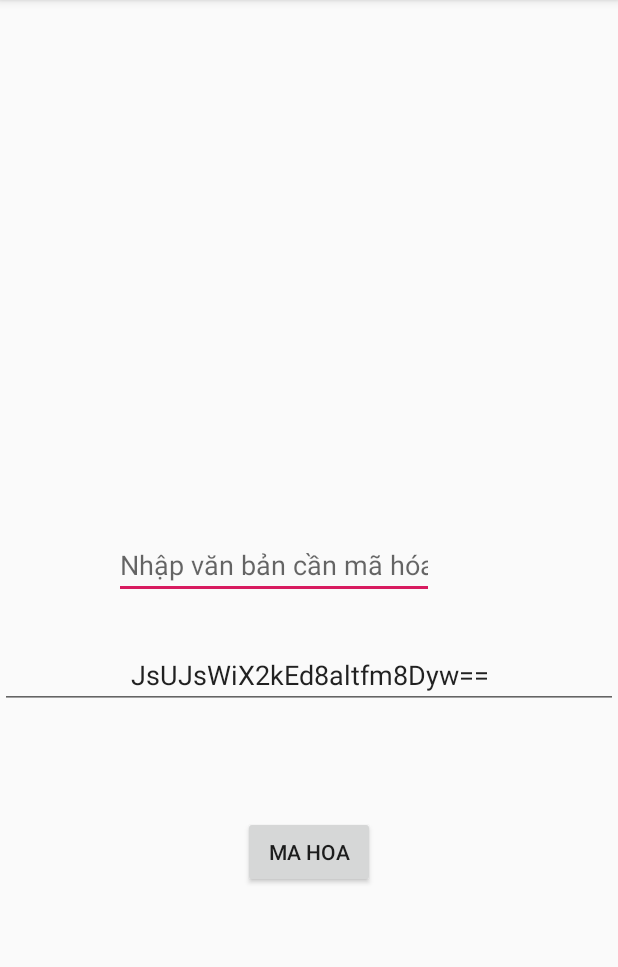
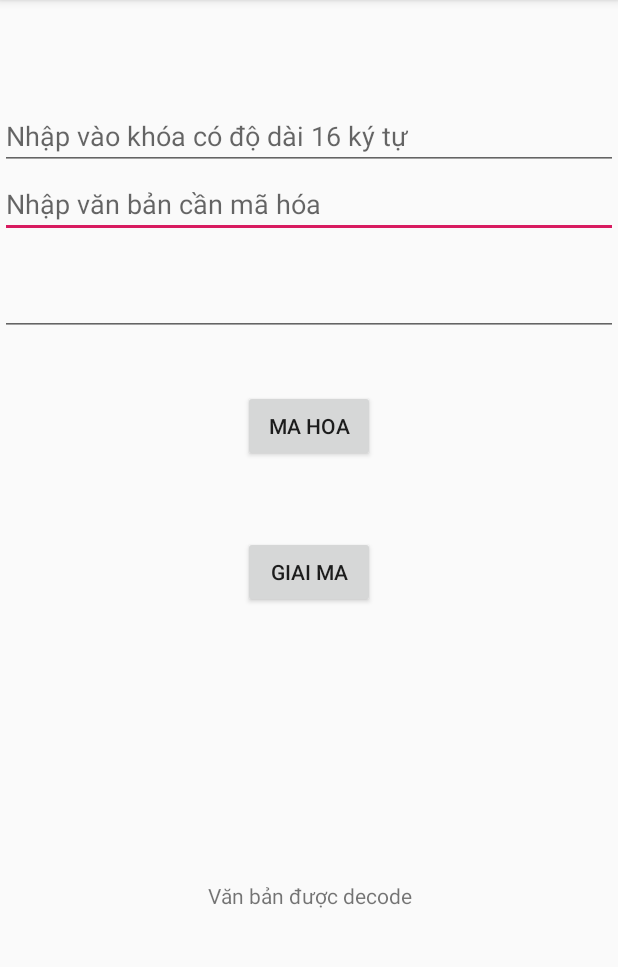
Before and after one commit to longdratech/AES-Encode-And-Decode, an Android app: the screen it shows after launch (MainActivity), after a tap on "MA HOA", on a phone screen of 412 x 824 dp, the part 84-1051 px from its top. Run offline under Robolectric (Android 15) with nearby library versions, the phone set to English and light mode, and no system bars; 1 statement that could not run was skipped.

Commit message:
chua hoan chinh

```diff
--- a/app/src/main/java/com/thl/tranhuulong/formatstring/MainActivity.java
+++ b/app/src/main/java/com/thl/tranhuulong/formatstring/MainActivity.java
@@ -1,5 +1,6 @@
 package com.thl.tranhuulong.formatstring;
 
+import android.content.Intent;
 import android.os.Bundle;
 import android.view.View;
 import android.widget.Button;
@@ -19,10 +20,13 @@ import javax.crypto.NoSuchPaddingException;
 import javax.crypto.spec.SecretKeySpec;
 
 public class MainActivity extends AppCompatActivity {
-    EditText editText;
-    TextView edtEncode;
-    Button button;
+    EditText editText, edtKey;
+    TextView edtEncode, textView;
+    Button button, btnDecode;
     String original;
+    Cipher cipher;
+    SecretKeySpec skeySpec;
+    byte[] byteEncrypted;
 
     @Override
     protected void onCreate(Bundle savedInstanceState) {
@@ -31,6 +35,7 @@ public class MainActivity extends AppCompatActivity {
 
         editText = findViewById(R.id.editText);
         edtEncode = findViewById(R.id.editEncode);
+        edtKey = findViewById(R.id.editKey);
 
 
         button = findViewById(R.id.button);
@@ -38,28 +43,17 @@ public class MainActivity extends AppCompatActivity {
             @Override
             public void onClick(View v) {
                 try {
-                    String SECRET_KEY = "stackjava.com.if";
-                    SecretKeySpec skeySpec = new SecretKeySpec(SECRET_KEY.getBytes(), "AES");
-
+                    String SECRET_KEY = edtKey.getText().toString();
+                    skeySpec = new SecretKeySpec(SECRET_KEY.getBytes(), "AES");
                     String original = editText.getText().toString();
-
-                    Cipher cipher = Cipher.getInstance("AES/ECB/PKCS5PADDING");
+                    cipher = Cipher.getInstance("AES/ECB/PKCS5PADDING");
                     cipher.init(Cipher.ENCRYPT_MODE, skeySpec);
-                    byte[] byteEncrypted = cipher.doFinal(original.getBytes());
+                    byteEncrypted = cipher.doFinal(original.getBytes());
                     String encrypted = Base64.getEncoder().encodeToString(byteEncrypted);
-
-
                     cipher.init(Cipher.DECRYPT_MODE, skeySpec);
                     byte[] byteDecrypted = cipher.doFinal(byteEncrypted);
                     String decrypted = new String(byteDecrypted);
-
-                    System.out.println("original  text: " + original);
-
-                    System.out.println("encrypted text: " + encrypted);
                     edtEncode.setText(encrypted);
-                    System.out.println("decrypted text: " + decrypted);
-
-
                 } catch (NoSuchAlgorithmException e) {
                     e.printStackTrace();
                 } catch (NoSuchPaddingException e) {
@@ -73,7 +67,31 @@ public class MainActivity extends AppCompatActivity {
                 }
             }
         });
+        btnDecode = findViewById(R.id.btnDecode);
+        btnDecode.setOnClickListener(new View.OnClickListener() {
+            @Override
+            public void onClick(View v) {
+                try {
+                    cipher.init(Cipher.DECRYPT_MODE, skeySpec);
+                    byte[] byteDecrypted = new byte[0];
+                    byteDecrypted = cipher.doFinal(byteEncrypted);
+                    String decrypted = new String(byteDecrypted);
+                    textView = findViewById(R.id.textView);
+                    textView.setText(decrypted);
 
+
+
+                } catch (InvalidKeyException e) {
+                    e.printStackTrace();
+                } catch (BadPaddingException e) {
+                    e.printStackTrace();
+                } catch (IllegalBlockSizeException e) {
+                    e.printStackTrace();
+                }
+
+
+            }
+        });
 
     }
 
--- a/app/src/main/res/layout/activity_main.xml
+++ b/app/src/main/res/layout/activity_main.xml
@@ -8,37 +8,68 @@
 
     <EditText
         android:id="@+id/editText"
-        android:layout_width="wrap_content"
+        android:layout_width="0dp"
         android:layout_height="wrap_content"
-        android:layout_marginStart="76dp"
-        android:layout_marginBottom="28dp"
         android:ems="10"
         android:hint="Nhập văn bản cần mã hóa"
         android:inputType="textPersonName"
-        app:layout_constraintBottom_toTopOf="@+id/editEncode"
-        app:layout_constraintStart_toStartOf="@+id/editEncode" />
+        app:layout_constraintEnd_toEndOf="parent"
+        app:layout_constraintStart_toStartOf="parent"
+        app:layout_constraintTop_toBottomOf="@+id/editKey" />
 
     <Button
         android:id="@+id/button"
         android:layout_width="wrap_content"
         android:layout_height="wrap_content"
-        android:layout_marginTop="71dp"
+        android:layout_marginTop="36dp"
         android:text="Ma hoa"
         app:layout_constraintEnd_toEndOf="parent"
         app:layout_constraintStart_toStartOf="parent"
         app:layout_constraintTop_toBottomOf="@+id/editEncode" />
 
     <EditText
-        android:gravity="center"
         android:id="@+id/editEncode"
         android:layout_width="0dp"
         android:layout_height="wrap_content"
-        android:layout_marginBottom="295dp"
+        android:layout_marginTop="20dp"
         android:ems="10"
         android:enabled="true"
+        android:gravity="center"
         android:inputType="textPersonName"
+        app:layout_constraintEnd_toEndOf="parent"
+        app:layout_constraintStart_toStartOf="parent"
+        app:layout_constraintTop_toBottomOf="@+id/editText" />
+
+    <Button
+        android:id="@+id/btnDecode"
+        android:layout_width="wrap_content"
+        android:layout_height="wrap_content"
+        android:layout_marginTop="49dp"
+        android:text="Giai ma"
+        app:layout_constraintStart_toStartOf="@+id/button"
+        app:layout_constraintTop_toBottomOf="@+id/button" />
+
+    <TextView
+        android:id="@+id/textView"
+        android:layout_width="0dp"
+        android:layout_height="wrap_content"
+        android:layout_marginBottom="161dp"
+        android:gravity="center"
+        android:text="Văn bản được decode"
         app:layout_constraintBottom_toBottomOf="parent"
         app:layout_constraintEnd_toEndOf="parent"
         app:layout_constraintStart_toStartOf="parent" />
 
+    <EditText
+        android:id="@+id/editKey"
+        android:layout_width="0dp"
+        android:layout_height="wrap_content"
+        android:layout_marginTop="68dp"
+        android:ems="10"
+        android:hint="Nhập vào khóa có độ dài 16 ký tự"
+        android:inputType="textPersonName"
+        app:layout_constraintEnd_toEndOf="parent"
+        app:layout_constraintStart_toStartOf="parent"
+        app:layout_constraintTop_toTopOf="parent" />
+
 </androidx.constraintlayout.widget.ConstraintLayout>
```
